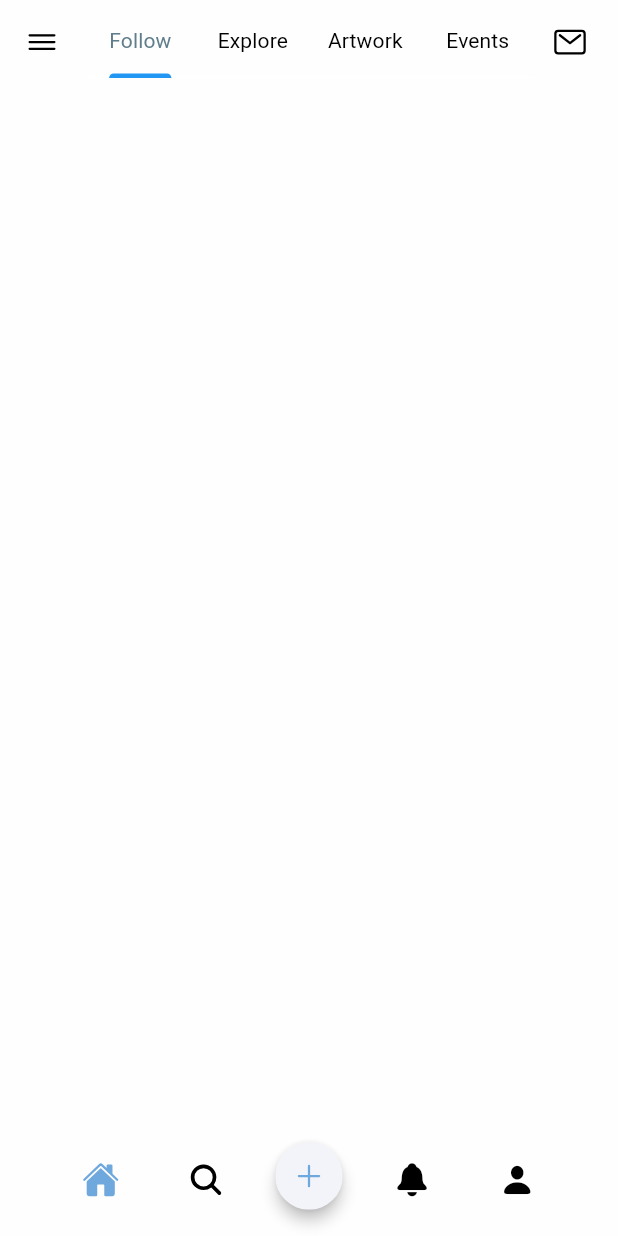
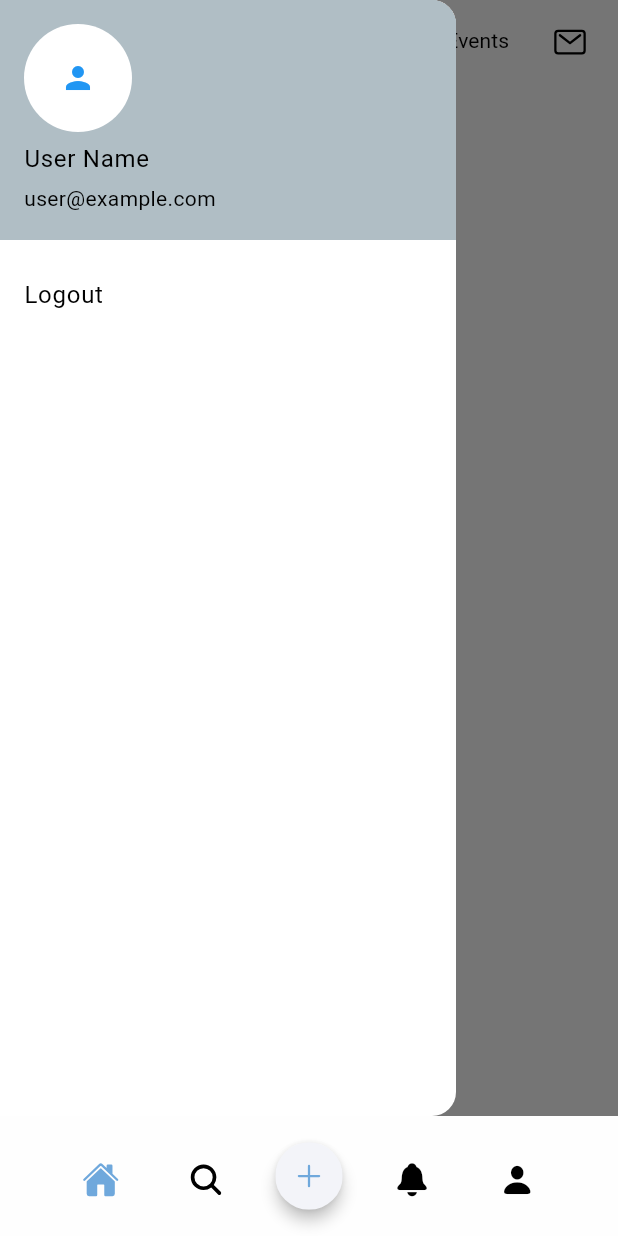
Before and after one commit to graceinsel/SocialMedia-App, a Flutter app: the screen it shows once a user with an empty profile is signed in, with the side drawer open (before the commit the screen has no drawer), on a phone screen of 412 x 824 dp. Run offline on Flutter 3.47's test engine with Material 3 defaults, Android fonts, the phone set to English and light mode, and no system bars; our stand-ins replace cached_network_image, cloud_firestore, firebase_auth, firebase_core, firebase_storage, flutter_chat_bubble and 12 more; missing offline and left inert: story; accounts and stored records are empty.

Commit message:
Add drawer and test create post works.

```diff
--- a/lib/auth/login/login.dart
+++ b/lib/auth/login/login.dart
@@ -95,8 +95,6 @@ class _LoginState extends State<Login> {
   }
 
   buildForm(BuildContext context, LoginViewModel viewModel) {
-    print("login key");
-    print(viewModel.formKey);
     return Form(
       key: viewModel.formKey,
       autovalidateMode: AutovalidateMode.onUserInteraction,
--- a/lib/main.dart
+++ b/lib/main.dart
@@ -49,7 +49,7 @@ class _MyAppState extends State<MyApp> {
             home: StreamBuilder(
               stream: FirebaseAuth.instance.authStateChanges(),
               builder: ((BuildContext context, snapshot) {
-                print(snapshot.data);
+                // print(snapshot.data);
                 if (snapshot.hasData) {
                   return TabScreen();
                 } else
--- a/lib/pages/feeds.dart
+++ b/lib/pages/feeds.dart
@@ -8,7 +8,7 @@ import 'package:social_media_app/utils/firebase.dart';
 import 'package:social_media_app/widgets/indicators.dart';
 import 'package:social_media_app/widgets/userpost.dart';
 import 'package:google_fonts/google_fonts.dart';
-// ... other imports ...
+import 'package:social_media_app/widgets/drawer.dart';
 
 void printDocumentSnapshot(QueryDocumentSnapshot documentSnapshot) {
   // Extract the data directly
@@ -49,13 +49,12 @@ class _FeedsState extends State<Feeds> with SingleTickerProviderStateMixin {
   @override
   void dispose() {
     _tabController?.dispose();
-    scrollController?.dispose();
+    scrollController.dispose();
     super.dispose();
   }
 
   @override
   Widget build(BuildContext context) {
-    print('feeds build >>>');
     return Scaffold(
       key: scaffoldKey,
       appBar: AppBar(
@@ -66,12 +65,7 @@ class _FeedsState extends State<Feeds> with SingleTickerProviderStateMixin {
             size: 24.0,
           ),
           onPressed: () {
-            Navigator.push(
-              context,
-              CupertinoPageRoute(
-                builder: (_) => Chats(),
-              ),
-            );
+            scaffoldKey.currentState!.openDrawer(); // Open the drawer
           },
         ),
         title: TabBar(
@@ -110,6 +104,7 @@ class _FeedsState extends State<Feeds> with SingleTickerProviderStateMixin {
           SizedBox(width: 8.0),
         ],
       ),
+      drawer: AppDrawer(),
       body: TabBarView(
         controller: _tabController,
         children: [
@@ -141,8 +136,9 @@ class _FeedsState extends State<Feeds> with SingleTickerProviderStateMixin {
                           if (snapshot.hasData) {
                             var snap = snapshot.data;
                             List docs = snap!.docs;
+                            // TODO(UI): scroller not working well. Fix the bug.
                             return ListView.builder(
-                              controller: scrollController,
+                              // controller: scrollController,
                               itemCount: docs.length,
                               shrinkWrap: true,
                               itemBuilder: (context, index) {
--- a/lib/services/post_service.dart
+++ b/lib/services/post_service.dart
@@ -23,6 +23,8 @@ class PostService extends Service {
 //uploads post to the post collection
   uploadPost(File image, String location, String description) async {
     String link = await uploadImage(posts, image);
+    print("upload post function after uploadimage");
+    print(link);
     DocumentSnapshot doc =
         await usersRef.doc(firebaseAuth.currentUser!.uid).get();
     user = UserModel.fromJson(
@@ -36,7 +38,7 @@ class PostService extends Service {
       "ownerId": firebaseAuth.currentUser!.uid,
       "mediaUrl": link,
       "description": description ?? "",
-      "location": location ?? "Wooble",
+      "location": location ?? "ArtLas",
       "timestamp": Timestamp.now(),
     }).catchError((e) {
       print(e);
--- a/lib/services/services.dart
+++ b/lib/services/services.dart
@@ -13,6 +13,8 @@ abstract class Service {
     UploadTask uploadTask = storageReference.putFile(file);
     await uploadTask.whenComplete(() => null);
     String fileUrl = await storageReference.getDownloadURL();
+    print("fileUrl");
+    print(fileUrl);
     return fileUrl;
   }
 }
--- a/lib/view_models/auth/posts_view_model.dart
+++ b/lib/view_models/auth/posts_view_model.dart
@@ -90,6 +90,8 @@ class PostsViewModel extends ChangeNotifier {
     loading = true;
     notifyListeners();
     try {
+      // TODO(migration): migrate image picker
+      // TODO(feature): get multiple images.
       PickedFile? pickedFile = await picker.getImage(
         source: camera ? ImageSource.camera : ImageSource.gallery,
       );
--- /dev/null
+++ b/lib/widgets/drawer.dart
@@ -0,0 +1,44 @@
+import 'package:flutter/cupertino.dart';
+import 'package:flutter/material.dart';
+import 'package:social_media_app/auth/register/register.dart';
+import 'package:social_media_app/utils/firebase.dart';
+
+class AppDrawer extends StatelessWidget {
+  @override
+  Widget build(BuildContext context) {
+    return Drawer(
+      backgroundColor: Colors.white,
+      child: ListView(
+        children: [
+          // TODO(UI): change the user name and email to stateful fields.
+          UserAccountsDrawerHeader(
+            accountName: Text("User Name"),
+            accountEmail: Text("user@example.com"),
+            currentAccountPicture: CircleAvatar(
+              backgroundColor: Colors.white,
+              child: Icon(
+                Icons.person,
+                color: Colors.blue,
+              ),
+            ),
+            // TODO(UI): remove shadow of the drawer.
+            decoration: BoxDecoration(
+              color: Colors.blueGrey.shade200, // Set the desired background color
+            ),
+          ),
+          ListTile(
+            title: Text("Logout"),
+            onTap: () async {
+              await firebaseAuth.signOut();
+              Navigator.of(context).push(
+                CupertinoPageRoute(
+                  builder: (_) => Register(),
+                ),
+              );
+            },
+          ),
+        ],
+      ),
+    );
+  }
+}
```
Also changed, not shown: lib/components/fab_container.dart (+31 -12 lines), lib/posts/create_post.dart (+13 -10 lines).
